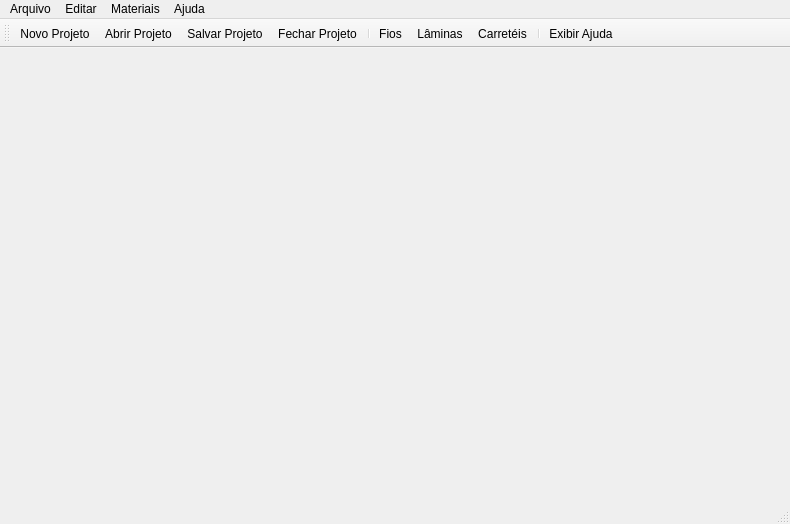
First picture: the form in mainwindow.ui, repository KyryIx/Helena, before the edit.
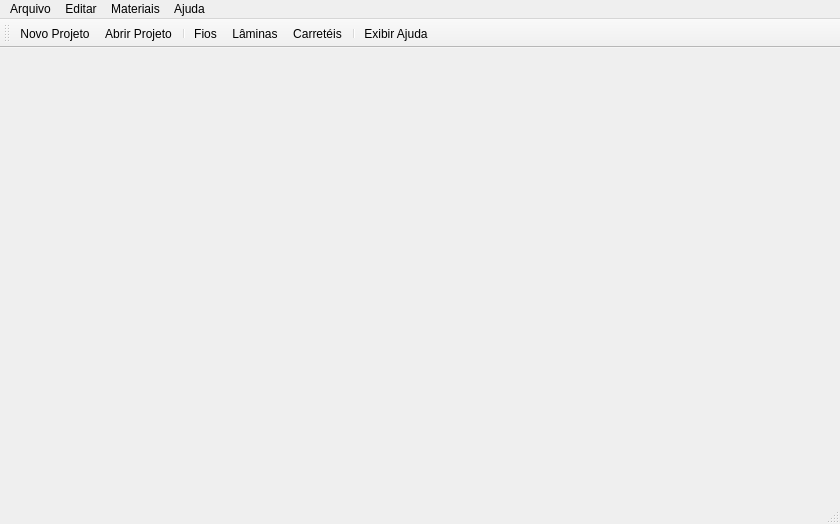
Second picture: the form after the edit. Icons and pictures are not drawn.

Patch:
```diff
--- a/mainwindow.ui
+++ b/mainwindow.ui
@@ -6,7 +6,7 @@
    <rect>
     <x>0</x>
     <y>0</y>
-    <width>790</width>
+    <width>840</width>
     <height>524</height>
    </rect>
   </property>
@@ -23,7 +23,7 @@
     <rect>
      <x>0</x>
      <y>0</y>
-     <width>790</width>
+     <width>840</width>
      <height>21</height>
     </rect>
    </property>
@@ -72,8 +72,6 @@
    </attribute>
    <addaction name="action_newProject"/>
    <addaction name="action_openProject"/>
-   <addaction name="action_saveProject"/>
-   <addaction name="action_closeProject"/>
    <addaction name="separator"/>
    <addaction name="action_wires"/>
    <addaction name="action_laminas"/>
```
Left out of the diff: 2 changed lines with no effect on the pictures.
